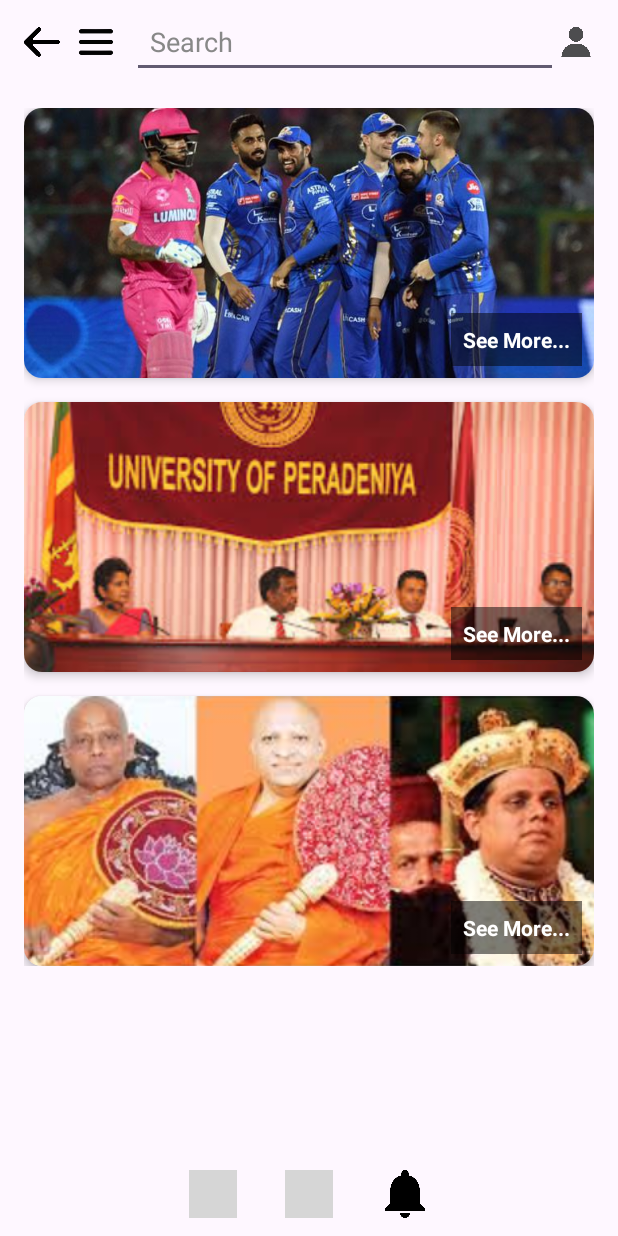
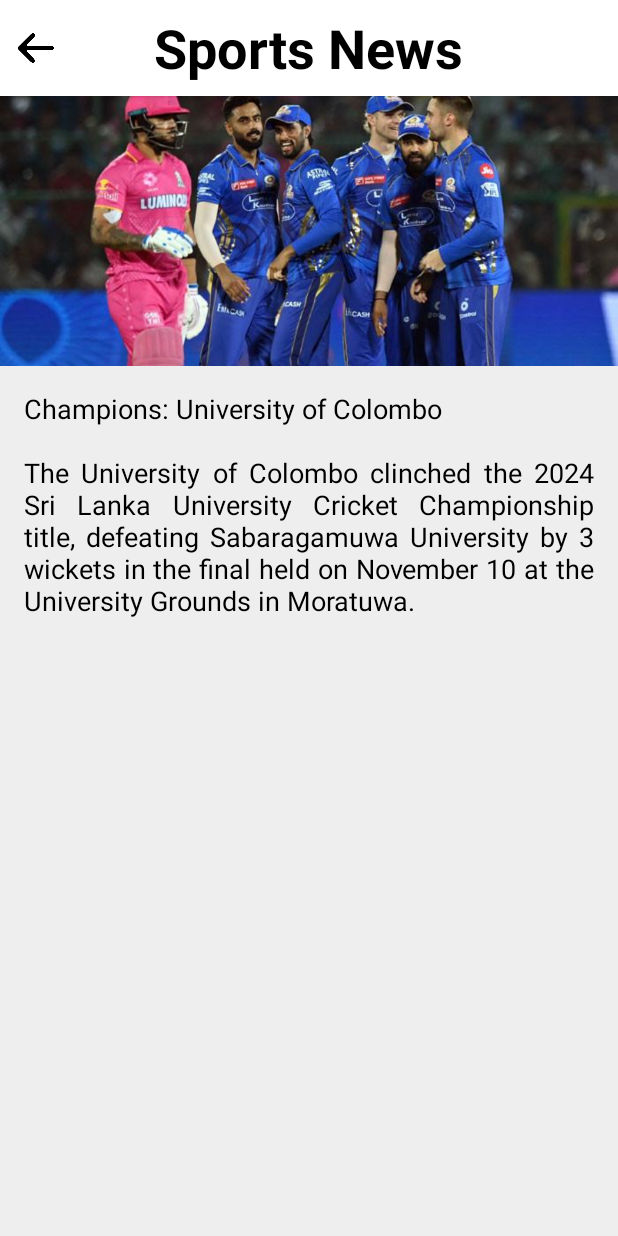
Before and after one commit to HashiniHettiarachchi/RushnewsApp, an Android app: the NewsActivity screen opened directly, with no data from a screen before it, after a tap on "See More...", on a phone screen of 412 x 824 dp. Run offline under Robolectric (Android 15) with nearby library versions, the phone set to English and light mode, and no system bars; grey boxes are pictures that could not be loaded.

Commit message:
Developed the search news screen

```diff
--- a/app/src/main/AndroidManifest.xml
+++ b/app/src/main/AndroidManifest.xml
@@ -12,6 +12,9 @@
         android:supportsRtl="true"
         android:theme="@style/Theme.RushnewsApp"
         tools:targetApi="31">
+        <activity
+            android:name=".SearchNewsActivity"
+            android:exported="false" />
         <activity
             android:name=".NewsActivity"
             android:exported="false" />
--- a/app/src/main/java/com/example/rushnewsapp/NewsActivity.java
+++ b/app/src/main/java/com/example/rushnewsapp/NewsActivity.java
@@ -17,7 +17,6 @@
         // Back arrow - go to SignInActivity or SignUpActivity as needed
         ImageView arrowBack = findViewById(R.id.arrow_back);
         arrowBack.setOnClickListener(v -> {
-            // You can choose which activity to go to
             Intent intent = new Intent(NewsActivity.this, SigninActivity.class);
             startActivity(intent);
             finish();
@@ -25,37 +24,52 @@
 
         // More info (optional)
         ImageView moreInfo = findViewById(R.id.more_info);
-        moreInfo.setOnClickListener(v ->
-                        // Show a dialog or open a new activity for more info
-                {/* TODO: Implement more info action */}
-        );
+        moreInfo.setOnClickListener(v -> {
+            // Show a dialog or open a new activity for more info
+            // startActivity(new Intent(this, InfoActivity.class));
+        });
 
-        // Bottom navigation icons (example: open different categories)
+        // Bottom navigation icons
         ImageView sportIcon = findViewById(R.id.sport_icon);
         ImageView academicIcon = findViewById(R.id.academic_icon);
         ImageView otherIcon = findViewById(R.id.other_icon);
 
         sportIcon.setOnClickListener(v -> {
-            // TODO: Show sport news
+            Intent intent = new Intent(NewsActivity.this, SearchNewsActivity.class);
+            startActivity(intent);
         });
 
         academicIcon.setOnClickListener(v -> {
-            // TODO: Show academic news
+            // TODO: Open academic news
+            // startActivity(new Intent(this, AcademicNewsActivity.class));
         });
 
         otherIcon.setOnClickListener(v -> {
-            // TODO: Show other news
+            // TODO: Open other news
+            // startActivity(new Intent(this, OtherNewsActivity.class));
         });
 
-        // News cards "See More..." (example for first card)
+        // Sport image (inside News Card 1) click listener
+        ImageView sportImage = findViewById(R.id.news_image1);
+        sportImage.setOnClickListener(v -> {
+            Intent intent = new Intent(NewsActivity.this, SearchNewsActivity.class);
+            startActivity(intent);
+        });
+
+        // "See More" (inside News Card 1) click listener
         findViewById(R.id.see_more1).setOnClickListener(v -> {
-            // TODO: Open detailed news page
+            Intent intent = new Intent(NewsActivity.this, SearchNewsActivity.class);
+            startActivity(intent);
         });
+
+        // Optional: "See More" for other cards
         findViewById(R.id.see_more2).setOnClickListener(v -> {
-            // TODO: Open detailed news page
+            // TODO: Open detailed news page for card 2
+            // startActivity(new Intent(this, DetailedNewsActivity.class));
         });
         findViewById(R.id.see_more3).setOnClickListener(v -> {
-            // TODO: Open detailed news page
+            // TODO: Open detailed news page for card 3
+            // startActivity(new Intent(this, DetailedNewsActivity.class));
         });
     }
 }
--- /dev/null
+++ b/app/src/main/java/com/example/rushnewsapp/SearchNewsActivity.java
@@ -0,0 +1,27 @@
+package com.example.rushnewsapp;
+
+import android.content.Intent;
+import android.os.Bundle;
+import android.view.View;
+import android.widget.ImageView;
+
+import androidx.activity.EdgeToEdge;
+import androidx.appcompat.app.AppCompatActivity;
+
+public class SearchNewsActivity extends AppCompatActivity {
+
+    @Override
+    protected void onCreate(Bundle savedInstanceState) {
+        super.onCreate(savedInstanceState);
+        EdgeToEdge.enable(this);
+        setContentView(R.layout.activity_search_news);
+
+        // Back arrow click listener
+        ImageView arrowBack = findViewById(R.id.arrow_back);
+        arrowBack.setOnClickListener(v -> {
+            Intent intent = new Intent(SearchNewsActivity.this, NewsActivity.class);
+            startActivity(intent);
+            finish(); // Close SearchNewsActivity
+        });
+    }
+}
--- /dev/null
+++ b/app/src/main/res/layout/activity_search_news.xml
@@ -0,0 +1,68 @@
+<?xml version="1.0" encoding="utf-8"?>
+<LinearLayout xmlns:android="http://schemas.android.com/apk/res/android"
+    xmlns:app="http://schemas.android.com/apk/res-auto"
+    android:layout_width="match_parent"
+    android:layout_height="match_parent"
+    android:orientation="vertical"
+    android:background="#E5E5E5">
+
+    <!-- Top Bar -->
+    <RelativeLayout
+        android:layout_width="match_parent"
+        android:layout_height="64dp"
+        android:background="#FFFFFF"
+        android:paddingStart="8dp"
+        android:paddingEnd="8dp"
+        android:elevation="4dp">
+
+        <ImageView
+            android:id="@+id/arrow_back"
+            android:layout_width="32dp"
+            android:layout_height="32dp"
+            android:layout_centerVertical="true"
+            android:src="@drawable/arrow"
+            android:contentDescription="Back"
+            android:layout_alignParentStart="true"
+            android:padding="4dp" />
+
+        <TextView
+            android:id="@+id/title"
+            android:layout_width="wrap_content"
+            android:layout_height="wrap_content"
+            android:text="Sports News"
+            android:textSize="36sp"
+            android:textStyle="bold"
+            android:textColor="@color/black"
+            android:layout_centerInParent="true" />
+    </RelativeLayout>
+
+    <!-- News Image -->
+    <ImageView
+        android:id="@+id/news_image"
+        android:layout_width="match_parent"
+        android:layout_height="180dp"
+        android:scaleType="centerCrop"
+        android:src="@drawable/sport"
+        android:contentDescription="News Image"
+        android:layout_marginBottom="0dp" />
+
+    <!-- News Content -->
+    <ScrollView
+        android:layout_width="match_parent"
+        android:layout_height="0dp"
+        android:layout_weight="1"
+        android:background="#EEEEEE">
+
+        <TextView
+            android:id="@+id/news_content"
+            android:layout_width="match_parent"
+            android:layout_height="wrap_content"
+            android:textSize="18sp"
+            android:textColor="@color/black"
+            android:padding="16dp"
+            android:text="Champions: University of Colombo\n\nThe University of Colombo clinched the 2024 Sri Lanka University Cricket Championship title, defeating Sabaragamuwa University by 3 wickets in the final held on November 10 at the University Grounds in Moratuwa."
+            android:justificationMode="inter_word"/>
+
+    </ScrollView>
+
+</LinearLayout>
--- a/app/src/main/res/layout/activity_splash.xml
+++ b/app/src/main/res/layout/activity_splash.xml
@@ -6,6 +6,7 @@
     android:id="@+id/main"
     android:layout_width="match_parent"
     android:layout_height="match_parent"
+    android:backgroundTint="#E5E5E5"
     tools:context=".SplashActivity">
 
     <ImageView
```
